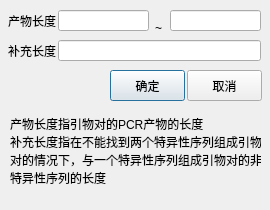
This is dialogcustomtask_pair.ui in ChickenSeller/Primer-Maker as Qt 5 draws it before an edit. The edited form follows.
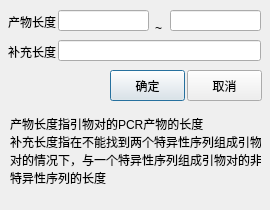
This is the edited form.

```diff
--- a/dialogcustomtask_pair.ui
+++ b/dialogcustomtask_pair.ui
@@ -27,9 +27,9 @@
    <property name="geometry">
     <rect>
      <x>8</x>
-     <y>45</y>
+     <y>26</y>
      <width>54</width>
-     <height>12</height>
+     <height>51</height>
     </rect>
    </property>
    <property name="text">
@@ -50,9 +50,9 @@
    <property name="geometry">
     <rect>
      <x>8</x>
-     <y>15</y>
+     <y>-4</y>
      <width>54</width>
-     <height>12</height>
+     <height>51</height>
     </rect>
    </property>
    <property name="text">
```
